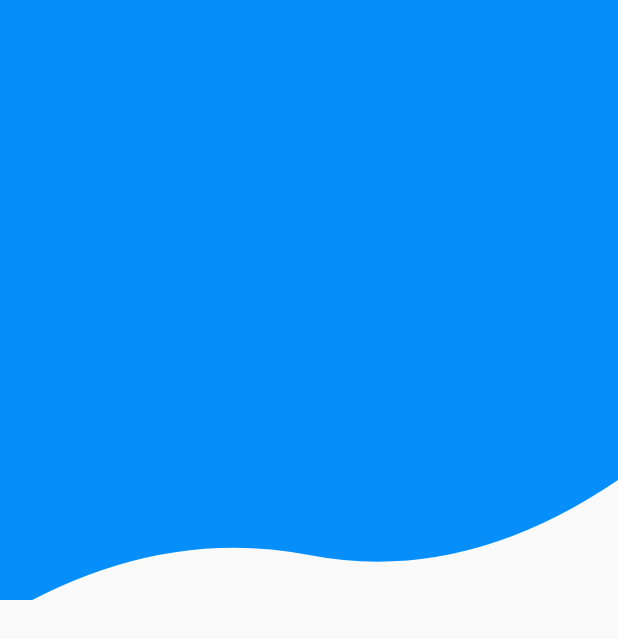
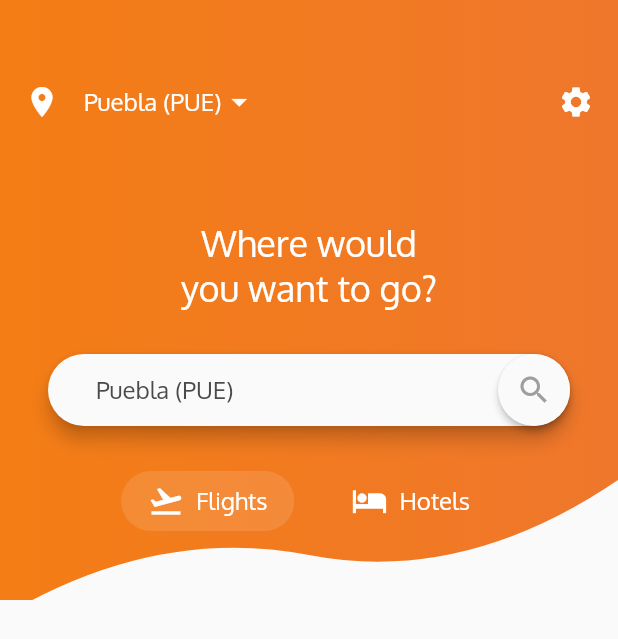
Before and after one commit to wanosoft/flutter_shop, a Flutter app: the screen it shows after launch, on a phone screen of 412 x 824 dp. Shown: the top 639 px of the screen. Run offline on Flutter 3.47's test engine with Material 2 defaults, Android fonts, the phone set to English and light mode, and no system bars.

Commit message:
Top HomeScreen Cascaron

```diff
--- a/lib/main.dart
+++ b/lib/main.dart
@@ -1,4 +1,5 @@
 import 'package:flutter/material.dart';
+import 'package:shopping_app/res/palette.dart';
 import 'views/home_screen.dart';
 
 void main() => runApp(MyApp());
@@ -9,7 +10,13 @@ class MyApp extends StatelessWidget {
     return MaterialApp(
       title: 'Coffee Shop',
       debugShowCheckedModeBanner: false,
-      home: HomeScreen()
+      home: HomeScreen(),
+      theme: theme
     );
   }
 }
+
+ThemeData theme = new ThemeData(
+  primaryColor: Palette.themeColor,
+  fontFamily: 'Oxygen'
+);
--- /dev/null
+++ b/lib/res/custom_widgets/custom_selector.dart
@@ -0,0 +1,33 @@
+import 'package:flutter/material.dart';
+import 'package:shopping_app/res/strings.dart';
+
+class CustomSelector extends StatefulWidget {
+  final IconData icon;
+  final String text;
+  final bool isSelected;
+  CustomSelector(this.icon, this.text, this.isSelected);
+
+  _CustomSelectorState createState() => _CustomSelectorState();
+}
+
+class _CustomSelectorState extends State<CustomSelector> {
+  @override
+  Widget build(BuildContext context) {
+    return Container(
+      padding: EdgeInsets.symmetric(horizontal: 18.0, vertical: 8.0),
+      decoration: widget.isSelected ? BoxDecoration(
+        color: Colors.white.withAlpha(30),
+        borderRadius: BorderRadius.circular(30.0)
+      ) : null,
+      child: Row(
+        mainAxisSize: MainAxisSize.min,
+        mainAxisAlignment: MainAxisAlignment.spaceBetween,
+        children:<Widget>[
+          Icon(widget.icon, color: Colors.white),
+          SizedBox(width: 8.0),
+          Text(widget.text, style: AppTextStyles.selectedDropDownTextStyle)
+        ]
+      )
+    );
+  }
+}
--- a/lib/res/palette.dart
+++ b/lib/res/palette.dart
@@ -1,10 +1,12 @@
 import 'package:flutter/material.dart';
 
 class Palette {
+  // theme colors
+  static Color themeColor = Color(0xFFf3791a);
 
   // background gradient
-  static Color juicyOrange = Color(0xFF068FFA);
-  static Color oldOrange = Color(0xFF89ED91);
+  static Color juicyOrange = Color(0xFFf47d15);
+  static Color oldOrange = Color(0xFFef772c);
 
   // card gradient
   static Color blueSkyLight = Color(0x40068FFA);
--- /dev/null
+++ b/lib/res/strings.dart
@@ -0,0 +1,33 @@
+import 'package:flutter/material.dart';
+import 'package:shopping_app/res/palette.dart';
+
+class AppStrings {
+  static List<String> locations = [
+    'Puebla (PUE)',
+    'CDMX (CMX)',
+    'Guadalajara (GDL)',
+    'Monterrey (MTY)'
+  ];
+}
+
+class AppTextStyles {
+  static TextStyle selectedDropDownTextStyle = new TextStyle (
+    color: Colors.white,
+    fontSize: 16.0
+  );
+
+  static TextStyle dropDownTextStyle = new TextStyle(
+    color: Palette.beautifulGray,
+    fontSize: 16.0
+  );
+
+  static TextStyle bigTittle = new TextStyle(
+    color: Colors.white,
+    fontSize: 24.0
+  );
+
+  static TextStyle textField = new TextStyle(
+    color: Palette.beautifulGray,
+    fontSize: 16.0
+  );
+}
--- a/lib/views/home_screen.dart
+++ b/lib/views/home_screen.dart
@@ -1,6 +1,11 @@
 import 'package:flutter/material.dart';
-import 'package:shopping_app/res/custom_widgets.dart';
+import 'package:flutter/rendering.dart';
+import 'package:flutter/widgets.dart';
+import 'package:shopping_app/main.dart';
+import 'package:shopping_app/res/custom_widgets/custom_selector.dart';
+import 'package:shopping_app/res/custom_widgets/custom_shape_clipper.dart';
 import 'package:shopping_app/res/palette.dart';
+import 'package:shopping_app/res/strings.dart';
 
 class HomeScreen extends StatelessWidget {
   @override
@@ -22,13 +27,126 @@ class TopHomeScreen extends StatefulWidget {
 }
 
 class _TopHomeScreenState extends State<TopHomeScreen> {
+
+  var selectedLocationIndex = 0;
+  bool isFlightSelected = true;
+
   @override
   Widget build(BuildContext context) {
     return Stack(
       children: <Widget>[
         ClipPath(
           clipper: CustomShapeClipper(),
-          child: Container(height: 400.0,color: Palette.juicyOrange,),
+          child: Container(
+            height: 400.0,
+            decoration: BoxDecoration(
+              gradient: LinearGradient(
+                colors: [
+                  Palette.juicyOrange,
+                  Palette.oldOrange
+                ]
+              )
+            ),
+            child: Column(
+              children: <Widget>[
+                SizedBox(height: 40.0),
+                Padding(
+                  padding: const EdgeInsets.all(16.0),
+                  child: Row(
+                    children: <Widget>[
+                      Icon(Icons.location_on, color: Colors.white),
+                      SizedBox(width: 16.0),
+                      PopupMenuButton(
+                        child: Row(
+                          children: <Widget>[
+                            Text(AppStrings.locations[selectedLocationIndex], style: AppTextStyles.selectedDropDownTextStyle),
+                            Icon(Icons.arrow_drop_down, color: Colors.white)
+                          ],
+                         ),
+                          itemBuilder: (BuildContext context) => <PopupMenuItem<int>>[
+                          PopupMenuItem(
+                            child: Text(AppStrings.locations[0], style: AppTextStyles.dropDownTextStyle),
+                            value: 0
+                          ),
+                          PopupMenuItem(
+                            child: Text(AppStrings.locations[1], style: AppTextStyles.dropDownTextStyle),
+                            value: 1
+                          ),
+                          PopupMenuItem(
+                            child: Text(AppStrings.locations[2], style: AppTextStyles.dropDownTextStyle),
+                            value: 2
+                          ),
+                          PopupMenuItem(
+                            child: Text(AppStrings.locations[3], style: AppTextStyles.dropDownTextStyle),
+                            value: 3
+                          )
+                        ],
+                        onSelected: (index){
+                          setState(() {
+                            selectedLocationIndex = index;
+                          });
+                        }
+                      ),
+                      Spacer(),
+                      Icon(Icons.settings, color: Colors.white)
+                    ],
+                  )
+                ),
+                SizedBox(height: 50),
+                Text(
+                  'Where would \nyou want to go?',
+                  style: AppTextStyles.bigTittle,
+                  textAlign: TextAlign.center
+                ),
+                SizedBox(height: 30),
+                Padding(
+                  padding: EdgeInsets.symmetric(horizontal: 32.0),
+                  child: Material(
+                    elevation: 5.0,
+                    borderRadius: BorderRadius.circular(30.0),
+                    child: TextField(
+                      controller: TextEditingController(text: AppStrings.locations[0]),
+                      style: AppTextStyles.textField ,
+                      cursorColor: theme.primaryColor,
+                      decoration: InputDecoration(
+                        contentPadding: EdgeInsets.symmetric(horizontal: 32.0, vertical: 14.0),
+                        suffixIcon: Material(
+                          elevation: 2.0,
+                          borderRadius: BorderRadius.circular(30.0),
+                          child: Icon(Icons.search, color: Colors.grey)
+                        ),
+                        border: InputBorder.none
+                      ),
+                    ),
+                  ),
+                ),
+                SizedBox(height: 30.0),
+                Row(
+                  mainAxisSize: MainAxisSize.min,
+                  mainAxisAlignment: MainAxisAlignment.spaceAround,
+                  children: <Widget>[
+                    InkWell(
+                      child: CustomSelector(Icons.flight_takeoff, 'Flights', isFlightSelected),
+                      onTap: (){
+                        setState(() {
+                          isFlightSelected = !isFlightSelected;
+                        });
+                      },
+                    ),
+                    SizedBox(width: 20.0),
+                    InkWell(
+                      child: CustomSelector(Icons.hotel, 'Hotels', !isFlightSelected),
+                      onTap: (){
+                        setState(() {
+                          isFlightSelected = !isFlightSelected;
+                        });
+                      },
+                    )
+                  ],
+                )
+              ],
+            ),
+          )
         )
       ],
     );
```
Also changed, not shown: lib/res/custom_widgets/custom_shape_clipper.dart (renamed from lib/res/custom_widgets.dart).
